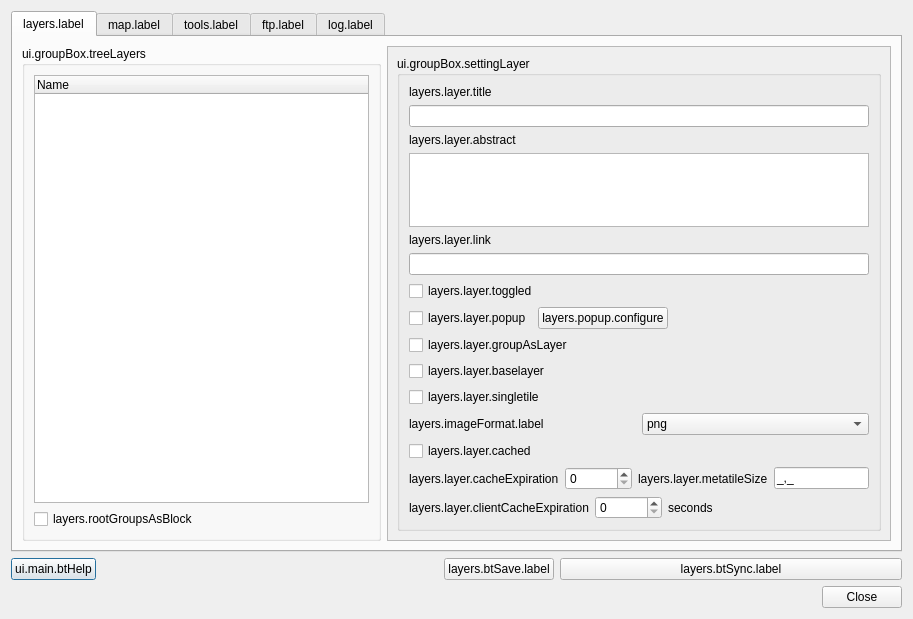
This is ui_lizmap.ui in 3liz/lizmap-plugin as Qt 5 draws it before an edit. The edited form follows.
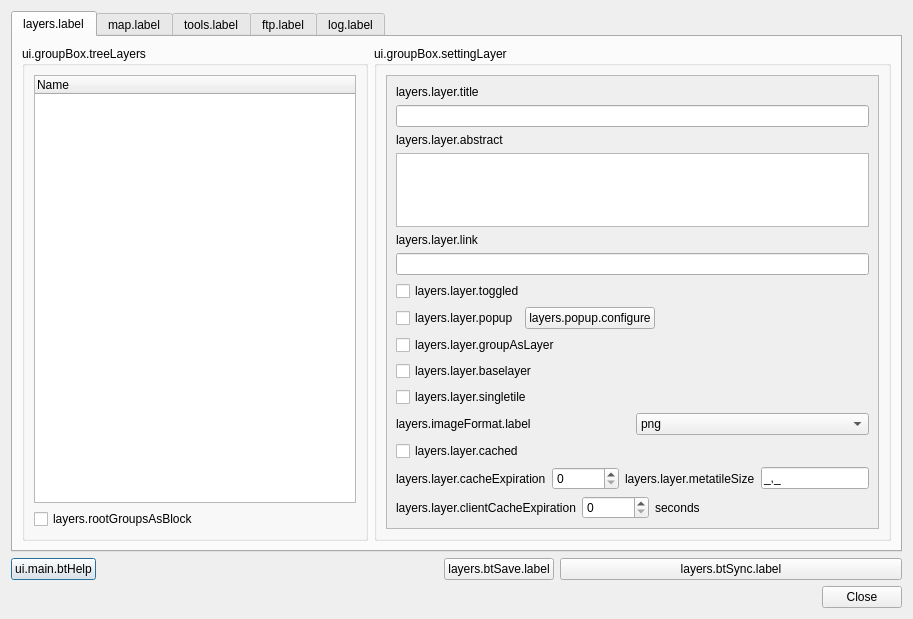
This is the edited form.

Diff of the .ui file:
```diff
--- a/ui_lizmap.ui
+++ b/ui_lizmap.ui
@@ -76,32 +76,26 @@
       </attribute>
       <layout class="QGridLayout" name="gridLayout_16">
        <item row="0" column="1">
-        <widget class="QScrollArea" name="scrollArea">
-         <property name="maximumSize">
-          <size>
-           <width>10000000</width>
-           <height>16777215</height>
-          </size>
+        <widget class="QGroupBox" name="gb_layerSettings">
+         <property name="title">
+          <string>ui.groupBox.settingLayer</string>
          </property>
-         <property name="widgetResizable">
-          <bool>true</bool>
-         </property>
-         <widget class="QWidget" name="scrollAreaWidgetContents">
-          <property name="geometry">
-           <rect>
-            <x>0</x>
-            <y>0</y>
-            <width>581</width>
-            <height>549</height>
-           </rect>
-          </property>
-          <layout class="QGridLayout" name="gridLayout_23">
-           <item row="0" column="0">
-            <widget class="QGroupBox" name="gb_layerSettings">
-             <property name="title">
-              <string>ui.groupBox.settingLayer</string>
+         <layout class="QGridLayout" name="gridLayout_2">
+          <item row="0" column="0">
+           <widget class="QScrollArea" name="scrollArea">
+            <property name="widgetResizable">
+             <bool>true</bool>
+            </property>
+            <widget class="QWidget" name="scrollAreaWidgetContents">
+             <property name="geometry">
+              <rect>
+               <x>0</x>
+               <y>0</y>
+               <width>391</width>
+               <height>505</height>
+              </rect>
              </property>
-             <layout class="QGridLayout" name="gridLayout_2">
+             <layout class="QGridLayout" name="gridLayout_20">
               <item row="0" column="0">
                <layout class="QVBoxLayout" name="verticalLayout">
                 <item>
@@ -311,9 +305,9 @@
               </item>
              </layout>
             </widget>
-           </item>
-          </layout>
-         </widget>
+           </widget>
+          </item>
+         </layout>
         </widget>
        </item>
        <item row="0" column="0">
```
Left out of the diff: 13 changed lines with no effect on the pictures.
